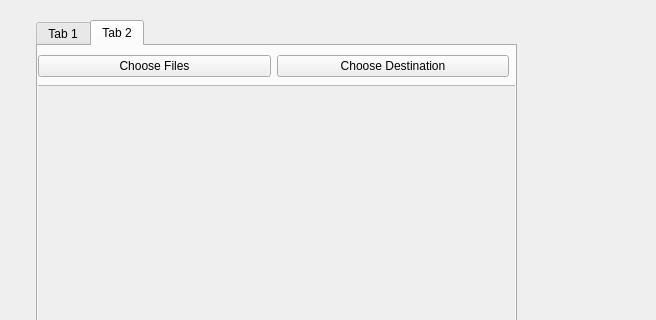
This is src/main.ui in Diode-exe/pptxToOpenLyrics as Qt 5 draws it before an edit; both pictures show x 144 to 800 and y 0 to 320 of the 800 by 600 pixel window. The edited form follows.
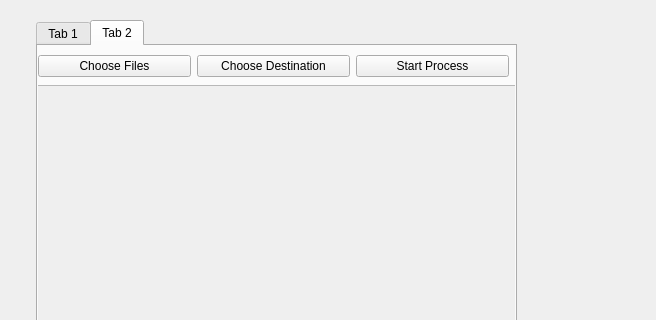
This is the edited form.

Commit message: Back on the right track

Patch:
```diff
--- a/src/main.ui
+++ b/src/main.ui
@@ -196,6 +196,13 @@
          </property>
         </widget>
        </item>
+       <item>
+        <widget class="QPushButton" name="start_batch_process">
+         <property name="text">
+          <string>Start Process</string>
+         </property>
+        </widget>
+       </item>
       </layout>
      </widget>
     </widget>
```
The commit also changes 1 other file.
